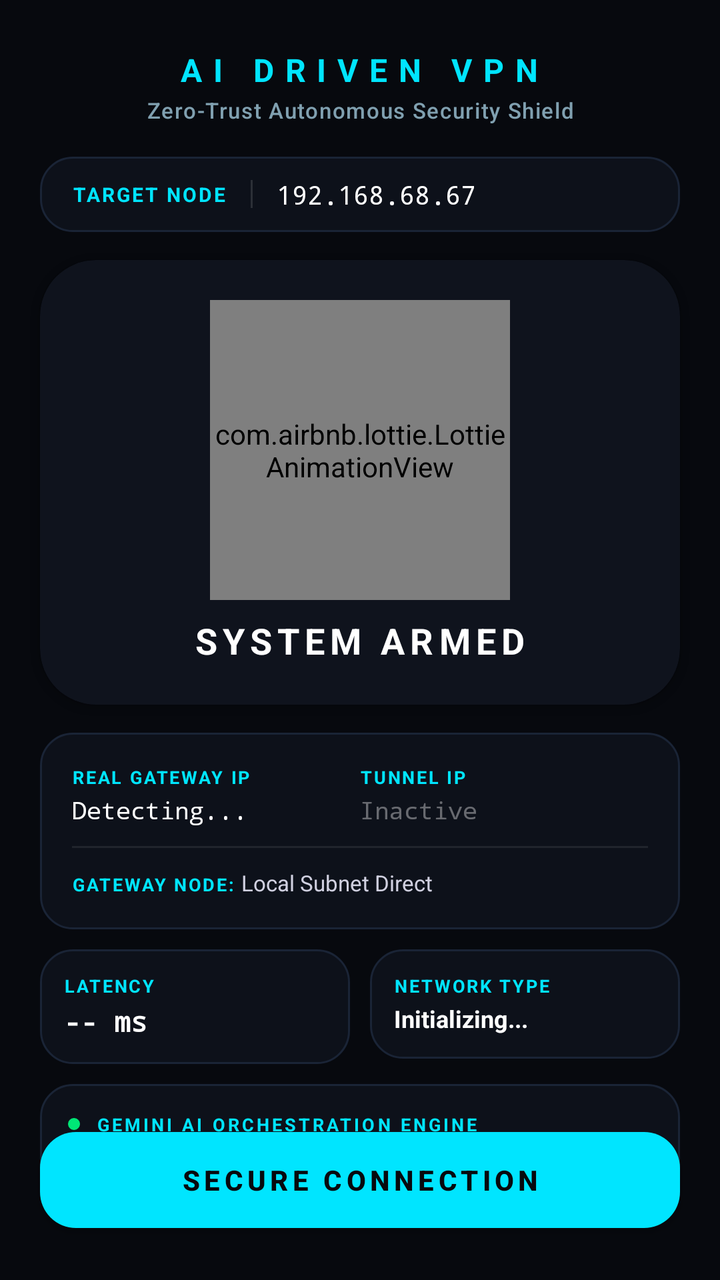
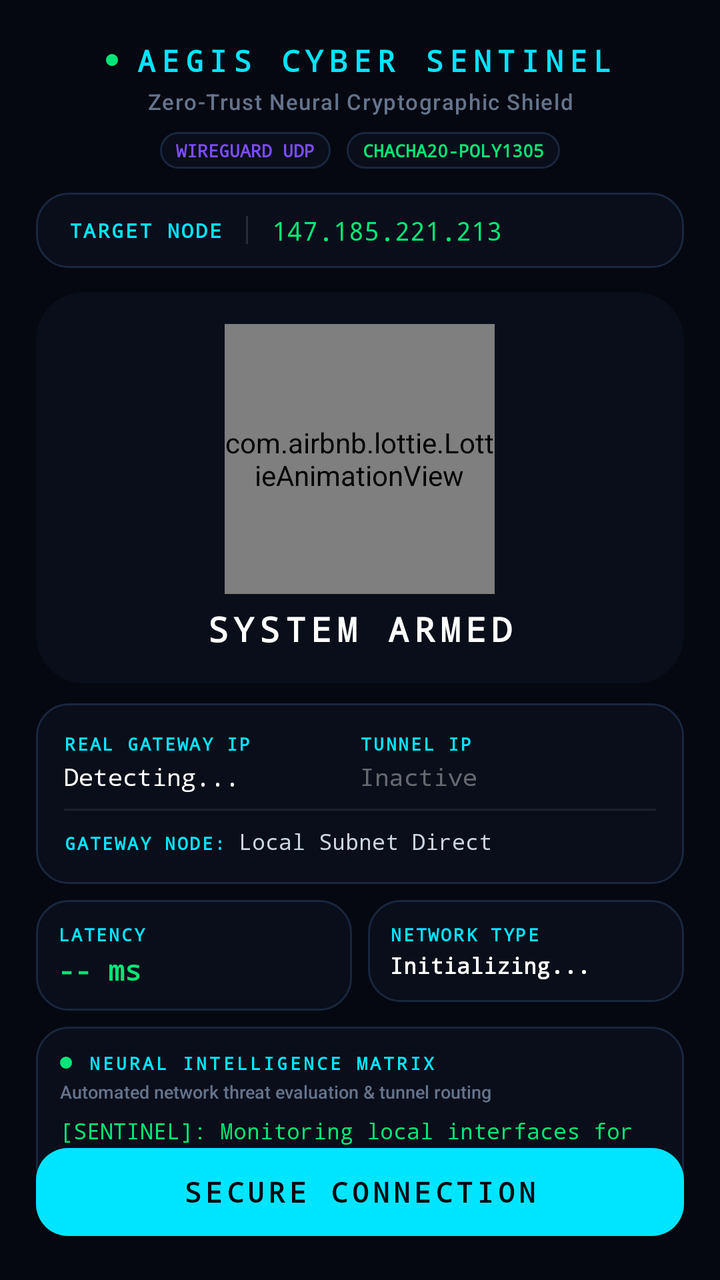

An Android layout rendered at two revisions. The XML below is the earlier revision; the diff shows what the commit changed to produce the second picture.
<!-- AndroidManifest.xml: application theme Theme.Vpn -->
<!-- res/layout/activity_main.xml -->
<?xml version="1.0" encoding="utf-8"?>
<androidx.constraintlayout.widget.ConstraintLayout xmlns:android="http://schemas.android.com/apk/res/android"
    xmlns:app="http://schemas.android.com/apk/res-auto"
    xmlns:tools="http://schemas.android.com/tools"
    android:layout_width="match_parent"
    android:layout_height="match_parent"
    android:background="#07090E"
    tools:context=".MainActivity">

    <LinearLayout
        android:id="@+id/header"
        android:layout_width="match_parent"
        android:layout_height="wrap_content"
        android:layout_marginTop="24dp"
        android:orientation="vertical"
        android:gravity="center_horizontal"
        app:layout_constraintTop_toTopOf="parent">

        <TextView
            android:layout_width="wrap_content"
            android:layout_height="wrap_content"
            android:gravity="center"
            android:text="AI DRIVEN VPN"
            android:textColor="#00E5FF"
            android:textSize="16sp"
            android:letterSpacing="0.35"
            android:textStyle="bold"/>

        <TextView
            android:layout_width="wrap_content"
            android:layout_height="wrap_content"
            android:layout_marginTop="2dp"
            android:gravity="center"
            android:text="Zero-Trust Autonomous Security Shield"
            android:textColor="#80A0B0"
            android:textSize="11sp"
            android:letterSpacing="0.05"
            android:fontFamily="sans-serif-medium"/>
    </LinearLayout>

    
    <LinearLayout
        android:id="@+id/serverConfigLayout"
        android:layout_width="match_parent"
        android:layout_height="wrap_content"
        android:layout_marginHorizontal="20dp"
        android:layout_marginTop="16dp"
        android:background="@drawable/bg_metric_card"
        android:orientation="horizontal"
        android:paddingHorizontal="16dp"
        android:paddingVertical="10dp"
        android:gravity="center_vertical"
        app:layout_constraintTop_toBottomOf="@id/header">

        <TextView
            android:layout_width="wrap_content"
            android:layout_height="wrap_content"
            android:text="TARGET NODE"
            android:textColor="#00E5FF"
            android:textSize="10sp"
            android:letterSpacing="0.1"
            android:textStyle="bold" />

        <View
            android:layout_width="1dp"
            android:layout_height="14dp"
            android:layout_marginHorizontal="12dp"
            android:background="#20FFFFFF" />

        <EditText
            android:id="@+id/etServerIp"
            android:layout_width="0dp"
            android:layout_height="wrap_content"
            android:layout_weight="1"
            android:background="@null"
            android:hint="192.168.68.67"
            android:textColorHint="#40FFFFFF"
            android:textColor="#FFFFFF"
            android:textSize="13sp"
            android:fontFamily="monospace"
            android:inputType="textUri"
            android:text="192.168.68.67" />
    </LinearLayout>

    
    <androidx.cardview.widget.CardView
        android:id="@+id/statusCard"
        android:layout_width="match_parent"
        android:layout_height="wrap_content"
        android:layout_marginHorizontal="20dp"
        android:layout_marginTop="14dp"
        app:cardBackgroundColor="#0F131D"
        app:cardCornerRadius="28dp"
        app:cardElevation="2dp"
        app:layout_constraintTop_toBottomOf="@id/serverConfigLayout">

        <LinearLayout
            android:layout_width="match_parent"
            android:layout_height="wrap_content"
            android:orientation="vertical"
            android:padding="20dp"
            android:gravity="center">

            <com.airbnb.lottie.LottieAnimationView
                android:id="@+id/lottieScan"
                android:layout_width="150dp"
                android:layout_height="150dp"
                app:lottie_rawRes="@raw/scanning"
                app:lottie_autoPlay="true"
                app:lottie_loop="true"
                app:lottie_renderMode="hardware" />

            <TextView
                android:id="@+id/tvStatus"
                android:layout_width="wrap_content"
                android:layout_height="wrap_content"
                android:layout_marginTop="8dp"
                android:text="SYSTEM ARMED"
                android:textColor="#FFFFFF"
                android:textSize="18sp"
                android:letterSpacing="0.15"
                android:textStyle="bold" />

            <TextView
                android:id="@+id/tvTimer"
                android:layout_width="wrap_content"
                android:layout_height="wrap_content"
                android:layout_marginTop="4dp"
                android:text="00:00:00"
                android:textColor="#00E5FF"
                android:textSize="13sp"
                android:fontFamily="monospace"
                android:letterSpacing="0.1"
                android:visibility="gone" />
        </LinearLayout>
    </androidx.cardview.widget.CardView>

    
    <LinearLayout
        android:id="@+id/ipInfoSection"
        android:layout_width="match_parent"
        android:layout_height="wrap_content"
        android:layout_marginHorizontal="20dp"
        android:layout_marginTop="14dp"
        android:background="@drawable/bg_metric_card"
        android:orientation="vertical"
        android:padding="16dp"
        app:layout_constraintTop_toBottomOf="@id/statusCard">

        <LinearLayout
            android:layout_width="match_parent"
            android:layout_height="wrap_content"
            android:orientation="horizontal"
            android:weightSum="2">

            <LinearLayout
                android:layout_width="0dp"
                android:layout_height="wrap_content"
                android:layout_weight="1"
                android:orientation="vertical">
                <TextView
                    android:layout_width="wrap_content"
                    android:layout_height="wrap_content"
                    android:text="REAL GATEWAY IP"
                    android:textColor="#00E5FF"
                    android:textSize="9sp"
                    android:letterSpacing="0.1"
                    android:textStyle="bold" />
                <TextView
                    android:id="@+id/tvRealIp"
                    android:layout_width="wrap_content"
                    android:layout_height="wrap_content"
                    android:layout_marginTop="2dp"
                    android:text="Detecting..."
                    android:textColor="#FFFFFF"
                    android:fontFamily="monospace"
                    android:textSize="12sp" />
            </LinearLayout>

            <LinearLayout
                android:layout_width="0dp"
                android:layout_height="wrap_content"
                android:layout_weight="1"
                android:orientation="vertical">
                <TextView
                    android:layout_width="wrap_content"
                    android:layout_height="wrap_content"
                    android:text="TUNNEL IP"
                    android:textColor="#00E5FF"
                    android:textSize="9sp"
                    android:letterSpacing="0.1"
                    android:textStyle="bold" />
                <TextView
                    android:id="@+id/tvVpnIp"
                    android:layout_width="wrap_content"
                    android:layout_height="wrap_content"
                    android:layout_marginTop="2dp"
                    android:text="Inactive"
                    android:fontFamily="monospace"
                    android:textColor="#60FFFFFF"
                    android:textSize="12sp" />
            </LinearLayout>
        </LinearLayout>

        <View
            android:layout_width="match_parent"
            android:layout_height="1dp"
            android:background="#15FFFFFF"
            android:layout_marginVertical="10dp" />

        <LinearLayout
            android:layout_width="match_parent"
            android:layout_height="wrap_content"
            android:orientation="horizontal">
            <TextView
                android:layout_width="wrap_content"
                android:layout_height="wrap_content"
                android:text="GATEWAY NODE: "
                android:textColor="#00E5FF"
                android:textSize="9sp"
                android:letterSpacing="0.1"
                android:textStyle="bold" />
            <TextView
                android:id="@+id/tvLocation"
                android:layout_width="wrap_content"
                android:layout_height="wrap_content"
                android:text="Local Subnet Direct"
                android:textColor="#D0D0E0"
                android:textSize="11sp" />
        </LinearLayout>
    </LinearLayout>

    
    <LinearLayout
        android:id="@+id/metricsMatrix"
        android:layout_width="match_parent"
        android:layout_height="wrap_content"
        android:layout_marginHorizontal="20dp"
        android:layout_marginTop="10dp"
        android:orientation="horizontal"
        app:layout_constraintTop_toBottomOf="@id/ipInfoSection">

        <LinearLayout
            android:layout_width="0dp"
            android:layout_height="wrap_content"
            android:layout_weight="1"
            android:layout_marginEnd="5dp"
            android:background="@drawable/bg_metric_card"
            android:orientation="vertical"
            android:padding="12dp">
            <TextView
                android:layout_width="wrap_content"
                android:layout_height="wrap_content"
                android:text="LATENCY"
                android:textColor="#00E5FF"
                android:textSize="9sp"
                android:letterSpacing="0.1"
                android:textStyle="bold"/>
            <TextView
                android:id="@+id/tvPingVal"
                android:layout_width="wrap_content"
                android:layout_height="wrap_content"
                android:layout_marginTop="2dp"
                android:text="-- ms"
                android:textColor="#FFFFFF"
                android:fontFamily="monospace"
                android:textSize="14sp"
                android:textStyle="bold"/>
        </LinearLayout>

        <LinearLayout
            android:layout_width="0dp"
            android:layout_height="wrap_content"
            android:layout_weight="1"
            android:layout_marginStart="5dp"
            android:background="@drawable/bg_metric_card"
            android:orientation="vertical"
            android:padding="12dp">
            <TextView
                android:layout_width="wrap_content"
                android:layout_height="wrap_content"
                android:text="NETWORK TYPE"
                android:textColor="#00E5FF"
                android:textSize="9sp"
                android:letterSpacing="0.1"
                android:textStyle="bold"/>
            <TextView
                android:id="@+id/tvNetworkVal"
                android:layout_width="match_parent"
                android:layout_height="wrap_content"
                android:layout_marginTop="2dp"
                android:text="Initializing..."
                android:textColor="#FFFFFF"
                android:textSize="12sp"
                android:maxLines="1"
                android:ellipsize="end"
                android:textStyle="bold"/>
        </LinearLayout>
    </LinearLayout>

    
    <LinearLayout
        android:id="@+id/aiConsole"
        android:layout_width="match_parent"
        android:layout_height="wrap_content"
        android:layout_marginHorizontal="20dp"
        android:layout_marginTop="10dp"
        android:background="@drawable/bg_metric_card"
        android:orientation="vertical"
        android:padding="14dp"
        app:layout_constraintTop_toBottomOf="@id/metricsMatrix">

        <LinearLayout
            android:layout_width="match_parent"
            android:layout_height="wrap_content"
            android:gravity="center_vertical"
            android:orientation="horizontal">

            <View
                android:layout_width="6dp"
                android:layout_height="6dp"
                android:background="@drawable/bg_green_dot" />

            <TextView
                android:layout_width="wrap_content"
                android:layout_height="wrap_content"
                android:layout_marginStart="8dp"
                android:text="GEMINI AI ORCHESTRATION ENGINE"
                android:textColor="#00E5FF"
                android:textSize="9sp"
                android:letterSpacing="0.15"
                android:textStyle="bold" />
        </LinearLayout>

        <TextView
            android:id="@+id/tvAiReason"
            android:layout_width="match_parent"
            android:layout_height="wrap_content"
            android:layout_marginTop="6dp"
            android:text="Monitoring local interfaces for transport vulnerabilities..."
            android:textColor="#C0C8D8"
            android:textSize="11sp"
            android:lineSpacingExtra="3dp" />
    </LinearLayout>

    
    <com.google.android.material.button.MaterialButton
        android:id="@+id/btnToggleVpn"
        android:layout_width="match_parent"
        android:layout_height="60dp"
        android:layout_marginHorizontal="20dp"
        android:layout_marginBottom="20dp"
        android:text="SECURE CONNECTION"
        android:textColor="#07090E"
        android:textSize="14sp"
        android:textStyle="bold"
        android:letterSpacing="0.15"
        app:backgroundTint="#00E5FF"
        app:cornerRadius="18dp"
        app:elevation="6dp"
        app:rippleColor="#4DFFFFFF"
        app:layout_constraintBottom_toBottomOf="parent" />

</androidx.constraintlayout.widget.ConstraintLayout>
<!-- resources referenced by this layout -->
<resources>
  <!-- drawable bg_green_dot (drawable) -->
  <?xml version="1.0" encoding="utf-8"?>
  <shape xmlns:android="http://schemas.android.com/apk/res/android"
      android:shape="oval">
      <solid android:color="#00E676" />
      <size android:width="8dp" android:height="8dp"/>
  </shape>
  <!-- drawable bg_metric_card (drawable) -->
  <?xml version="1.0" encoding="utf-8"?>
  <shape xmlns:android="http://schemas.android.com/apk/res/android"
      android:shape="rectangle">
      <solid android:color="#0D111A" />
      <corners android:radius="16dp" />
      <stroke
          android:width="1dp"
          android:color="#1A2436" />
  </shape>
  <style name="Theme.Vpn" parent="Theme.MaterialComponents.DayNight.DarkActionBar">
          
          <item name="colorPrimary">@color/purple_500</item>
          <item name="colorPrimaryVariant">@color/purple_700</item>
          <item name="colorOnPrimary">@color/white</item>
          
          <item name="colorSecondary">@color/teal_200</item>
          <item name="colorSecondaryVariant">@color/teal_700</item>
          <item name="colorOnSecondary">@color/black</item>
          
          <item name="android:statusBarColor">?attr/colorPrimaryVariant</item>
          
      </style>
  <color name="purple_500">#FF6200EE</color>
  <color name="purple_700">#FF3700B3</color>
  <color name="white">#FFFFFFFF</color>
  <color name="teal_200">#FF03DAC5</color>
  <color name="teal_700">#FF018786</color>
  <color name="black">#FF000000</color>
</resources>

<!-- the commit's change to res/layout/activity_main.xml (unified diff, before → after) -->
@@ -4,38 +4,86 @@
     xmlns:tools="http://schemas.android.com/tools"
     android:layout_width="match_parent"
     android:layout_height="match_parent"
-    android:background="#07090E"
+    android:background="#050811"
     tools:context=".MainActivity">
 
+    
     <LinearLayout
         android:id="@+id/header"
         android:layout_width="match_parent"
         android:layout_height="wrap_content"
-        android:layout_marginTop="24dp"
+        android:layout_marginTop="20dp"
         android:orientation="vertical"
         android:gravity="center_horizontal"
         app:layout_constraintTop_toTopOf="parent">
 
+        <LinearLayout
+            android:layout_width="wrap_content"
+            android:layout_height="wrap_content"
+            android:gravity="center_vertical"
+            android:orientation="horizontal">
+
+            <View
+                android:layout_width="6dp"
+                android:layout_height="6dp"
+                android:background="@drawable/bg_green_dot" />
+
+            <TextView
+                android:layout_width="wrap_content"
+                android:layout_height="wrap_content"
+                android:layout_marginStart="8dp"
+                android:text="AEGIS CYBER SENTINEL"
+                android:textColor="#00E5FF"
+                android:textSize="15sp"
+                android:fontFamily="monospace"
+                android:letterSpacing="0.2"
+                android:textStyle="bold"/>
+        </LinearLayout>
+
         <TextView
             android:layout_width="wrap_content"
             android:layout_height="wrap_content"
+            android:layout_marginTop="3dp"
             android:gravity="center"
-            android:text="AI DRIVEN VPN"
-            android:textColor="#00E5FF"
-            android:textSize="16sp"
-            android:letterSpacing="0.35"
-            android:textStyle="bold"/>
-
-        <TextView
-            android:layout_width="wrap_content"
-            android:layout_height="wrap_content"
-            android:layout_marginTop="2dp"
-            android:gravity="center"
-            android:text="Zero-Trust Autonomous Security Shield"
-            android:textColor="#80A0B0"
+            android:text="Zero-Trust Neural Cryptographic Shield"
+            android:textColor="#64748B"
             android:textSize="11sp"
             android:letterSpacing="0.05"
             android:fontFamily="sans-serif-medium"/>
+
+        
+        <LinearLayout
+            android:layout_width="wrap_content"
+            android:layout_height="wrap_content"
+            android:layout_marginTop="8dp"
+            android:orientation="horizontal"
+            android:gravity="center">
+
+            <TextView
+                android:layout_width="wrap_content"
+                android:layout_height="wrap_content"
+                android:background="@drawable/bg_metric_card"
+                android:paddingHorizontal="8dp"
+                android:paddingVertical="3dp"
+                android:text="WIREGUARD UDP"
+                android:textColor="#7C4DFF"
+                android:fontFamily="monospace"
+                android:textSize="9sp"
+                android:textStyle="bold"/>
+
+            <TextView
+                android:layout_width="wrap_content"
+                android:layout_height="wrap_content"
+                android:layout_marginStart="8dp"
+                android:background="@drawable/bg_metric_card"
+                android:paddingHorizontal="8dp"
+                android:paddingVertical="3dp"
+                android:text="CHACHA20-POLY1305"
+                android:textColor="#00E676"
+                android:fontFamily="monospace"
+                android:textSize="9sp"
+                android:textStyle="bold"/>
+        </LinearLayout>
     </LinearLayout>
 
     
@@ -43,8 +91,8 @@
         android:id="@+id/serverConfigLayout"
         android:layout_width="match_parent"
         android:layout_height="wrap_content"
-        android:layout_marginHorizontal="20dp"
-        android:layout_marginTop="16dp"
+        android:layout_marginHorizontal="18dp"
+        android:layout_marginTop="12dp"
         android:background="@drawable/bg_metric_card"
         android:orientation="horizontal"
         android:paddingHorizontal="16dp"
@@ -58,6 +106,7 @@
             android:text="TARGET NODE"
             android:textColor="#00E5FF"
             android:textSize="10sp"
+            android:fontFamily="monospace"
             android:letterSpacing="0.1"
             android:textStyle="bold" />
 
@@ -73,13 +122,13 @@
             android:layout_height="wrap_content"
             android:layout_weight="1"
             android:background="@null"
-            android:hint="192.168.68.67"
+            android:hint="147.185.221.213"
             android:textColorHint="#40FFFFFF"
-            android:textColor="#FFFFFF"
+            android:textColor="#00E676"
             android:textSize="13sp"
             android:fontFamily="monospace"
             android:inputType="textUri"
-            android:text="192.168.68.67" />
+            android:text="147.185.221.213" />
     </LinearLayout>
 
     
@@ -87,24 +136,24 @@
         android:id="@+id/statusCard"
         android:layout_width="match_parent"
         android:layout_height="wrap_content"
-        android:layout_marginHorizontal="20dp"
-        android:layout_marginTop="14dp"
-        app:cardBackgroundColor="#0F131D"
-        app:cardCornerRadius="28dp"
-        app:cardElevation="2dp"
+        android:layout_marginHorizontal="18dp"
+        android:layout_marginTop="12dp"
+        app:cardBackgroundColor="#090E1A"
+        app:cardCornerRadius="24dp"
+        app:cardElevation="0dp"
         app:layout_constraintTop_toBottomOf="@id/serverConfigLayout">
 
         <LinearLayout
             android:layout_width="match_parent"
             android:layout_height="wrap_content"
             android:orientation="vertical"
-            android:padding="20dp"
+            android:padding="16dp"
             android:gravity="center">
 
             <com.airbnb.lottie.LottieAnimationView
                 android:id="@+id/lottieScan"
-                android:layout_width="150dp"
-                android:layout_height="150dp"
+                android:layout_width="135dp"
+                android:layout_height="135dp"
                 app:lottie_rawRes="@raw/scanning"
                 app:lottie_autoPlay="true"
                 app:lottie_loop="true"
@@ -114,10 +163,11 @@
                 android:id="@+id/tvStatus"
                 android:layout_width="wrap_content"
                 android:layout_height="wrap_content"
-                android:layout_marginTop="8dp"
+                android:layout_marginTop="6dp"
                 android:text="SYSTEM ARMED"
                 android:textColor="#FFFFFF"
-                android:textSize="18sp"
+                android:textSize="17sp"
+                android:fontFamily="monospace"
                 android:letterSpacing="0.15"
                 android:textStyle="bold" />
 
@@ -140,11 +190,11 @@
         android:id="@+id/ipInfoSection"
         android:layout_width="match_parent"
         android:layout_height="wrap_content"
-        android:layout_marginHorizontal="20dp"
-        android:layout_marginTop="14dp"
+        android:layout_marginHorizontal="18dp"
+        android:layout_marginTop="10dp"
         android:background="@drawable/bg_metric_card"
         android:orientation="vertical"
-        android:padding="16dp"
+        android:padding="14dp"
         app:layout_constraintTop_toBottomOf="@id/statusCard">
 
         <LinearLayout
@@ -164,6 +214,7 @@
                     android:text="REAL GATEWAY IP"
                     android:textColor="#00E5FF"
                     android:textSize="9sp"
+                    android:fontFamily="monospace"
                     android:letterSpacing="0.1"
                     android:textStyle="bold" />
                 <TextView
@@ -188,6 +239,7 @@
                     android:text="TUNNEL IP"
                     android:textColor="#00E5FF"
                     android:textSize="9sp"
+                    android:fontFamily="monospace"
                     android:letterSpacing="0.1"
                     android:textStyle="bold" />
                 <TextView
@@ -206,7 +258,7 @@
             android:layout_width="match_parent"
             android:layout_height="1dp"
             android:background="#15FFFFFF"
-            android:layout_marginVertical="10dp" />
+            android:layout_marginVertical="8dp" />
 
         <LinearLayout
             android:layout_width="match_parent"
@@ -218,6 +270,7 @@
                 android:text="GATEWAY NODE: "
                 android:textColor="#00E5FF"
                 android:textSize="9sp"
+                android:fontFamily="monospace"
                 android:letterSpacing="0.1"
                 android:textStyle="bold" />
             <TextView
@@ -225,7 +278,8 @@
                 android:layout_width="wrap_content"
                 android:layout_height="wrap_content"
                 android:text="Local Subnet Direct"
-                android:textColor="#D0D0E0"
+                android:textColor="#CBD5E1"
+                android:fontFamily="monospace"
                 android:textSize="11sp" />
         </LinearLayout>
     </LinearLayout>
@@ -235,8 +289,8 @@
         android:id="@+id/metricsMatrix"
         android:layout_width="match_parent"
         android:layout_height="wrap_content"
-        android:layout_marginHorizontal="20dp"
-        android:layout_marginTop="10dp"
+        android:layout_marginHorizontal="18dp"
+        android:layout_marginTop="8dp"
         android:orientation="horizontal"
         app:layout_constraintTop_toBottomOf="@id/ipInfoSection">
 
@@ -244,16 +298,17 @@
             android:layout_width="0dp"
             android:layout_height="wrap_content"
             android:layout_weight="1"
-            android:layout_marginEnd="5dp"
+            android:layout_marginEnd="4dp"
             android:background="@drawable/bg_metric_card"
             android:orientation="vertical"
-            android:padding="12dp">
+            android:padding="11dp">
             <TextView
                 android:layout_width="wrap_content"
                 android:layout_height="wrap_content"
                 android:text="LATENCY"
                 android:textColor="#00E5FF"
                 android:textSize="9sp"
+                android:fontFamily="monospace"
                 android:letterSpacing="0.1"
                 android:textStyle="bold"/>
             <TextView
@@ -262,7 +317,7 @@
                 android:layout_height="wrap_content"
                 android:layout_marginTop="2dp"
                 android:text="-- ms"
-                android:textColor="#FFFFFF"
+                android:textColor="#00E676"
                 android:fontFamily="monospace"
                 android:textSize="14sp"
                 android:textStyle="bold"/>
@@ -272,16 +327,17 @@
             android:layout_width="0dp"
             android:layout_height="wrap_content"
             android:layout_weight="1"
-            android:layout_marginStart="5dp"
+            android:layout_marginStart="4dp"
             android:background="@drawable/bg_metric_card"
             android:orientation="vertical"
-            android:padding="12dp">
+            android:padding="11dp">
             <TextView
                 android:layout_width="wrap_content"
                 android:layout_height="wrap_content"
                 android:text="NETWORK TYPE"
                 android:textColor="#00E5FF"
                 android:textSize="9sp"
+                android:fontFamily="monospace"
                 android:letterSpacing="0.1"
                 android:textStyle="bold"/>
             <TextView
@@ -291,7 +347,8 @@
                 android:layout_marginTop="2dp"
                 android:text="Initializing..."
                 android:textColor="#FFFFFF"
-                android:textSize="12sp"
+                android:fontFamily="monospace"
+                android:textSize="11sp"
                 android:maxLines="1"
                 android:ellipsize="end"
                 android:textStyle="bold"/>
@@ -303,11 +360,11 @@
         android:id="@+id/aiConsole"
         android:layout_width="match_parent"
         android:layout_height="wrap_content"
-        android:layout_marginHorizontal="20dp"
-        android:layout_marginTop="10dp"
+        android:layout_marginHorizontal="18dp"
+        android:layout_marginTop="8dp"
         android:background="@drawable/bg_metric_card"
         android:orientation="vertical"
-        android:padding="14dp"
+        android:padding="12dp"
         app:layout_constraintTop_toBottomOf="@id/metricsMatrix">
 
         <LinearLayout
@@ -325,39 +382,51 @@
                 android:layout_width="wrap_content"
                 android:layout_height="wrap_content"
                 android:layout_marginStart="8dp"
-                android:text="GEMINI AI ORCHESTRATION ENGINE"
-                android:textColor="#00E5FF"
-                android:textSize="9sp"
+                android:text="NEURAL INTELLIGENCE MATRIX"
+                android:textColor="#00E5FF"
+                android:textSize="9sp"
+                android:fontFamily="monospace"
                 android:letterSpacing="0.15"
                 android:textStyle="bold" />
         </LinearLayout>
 
         <TextView
+            android:layout_width="wrap_content"
+            android:layout_height="wrap_content"
+            android:layout_marginTop="2dp"
+            android:text="Automated network threat evaluation &amp; tunnel routing"
+            android:textColor="#64748B"
+            android:textSize="9sp"
+            android:fontFamily="sans-serif-medium" />
+
+        <TextView
             android:id="@+id/tvAiReason"
             android:layout_width="match_parent"
             android:layout_height="wrap_content"
             android:layout_marginTop="6dp"
-            android:text="Monitoring local interfaces for transport vulnerabilities..."
-            android:textColor="#C0C8D8"
+            android:text="[SENTINEL]: Monitoring local interfaces for transport vulnerabilities..."
+            android:textColor="#00E676"
+            android:fontFamily="monospace"
             android:textSize="11sp"
-            android:lineSpacingExtra="3dp" />
+            android:lineSpacingExtra="2dp" />
     </LinearLayout>
 
     
     <com.google.android.material.button.MaterialButton
         android:id="@+id/btnToggleVpn"
         android:layout_width="match_parent"
-        android:layout_height="60dp"
-        android:layout_marginHorizontal="20dp"
-        android:layout_marginBottom="20dp"
+        android:layout_height="56dp"
+        android:layout_marginHorizontal="18dp"
+        android:layout_marginBottom="16dp"
         android:text="SECURE CONNECTION"
-        android:textColor="#07090E"
+        android:textColor="#050811"
         android:textSize="14sp"
+        android:fontFamily="monospace"
         android:textStyle="bold"
         android:letterSpacing="0.15"
         app:backgroundTint="#00E5FF"
-        app:cornerRadius="18dp"
-        app:elevation="6dp"
+        app:cornerRadius="16dp"
+        app:elevation="4dp"
         app:rippleColor="#4DFFFFFF"
         app:layout_constraintBottom_toBottomOf="parent" />
 
<!-- resource entries referenced after the edit -->
@@ -11,11 +11,11 @@
   <?xml version="1.0" encoding="utf-8"?>
   <shape xmlns:android="http://schemas.android.com/apk/res/android"
       android:shape="rectangle">
-      <solid android:color="#0D111A" />
+      <solid android:color="#0A0E1A" />
       <corners android:radius="16dp" />
       <stroke
           android:width="1dp"
-          android:color="#1A2436" />
+          android:color="#19263E" />
   </shape>
   <style name="Theme.Vpn" parent="Theme.MaterialComponents.DayNight.DarkActionBar">
           
